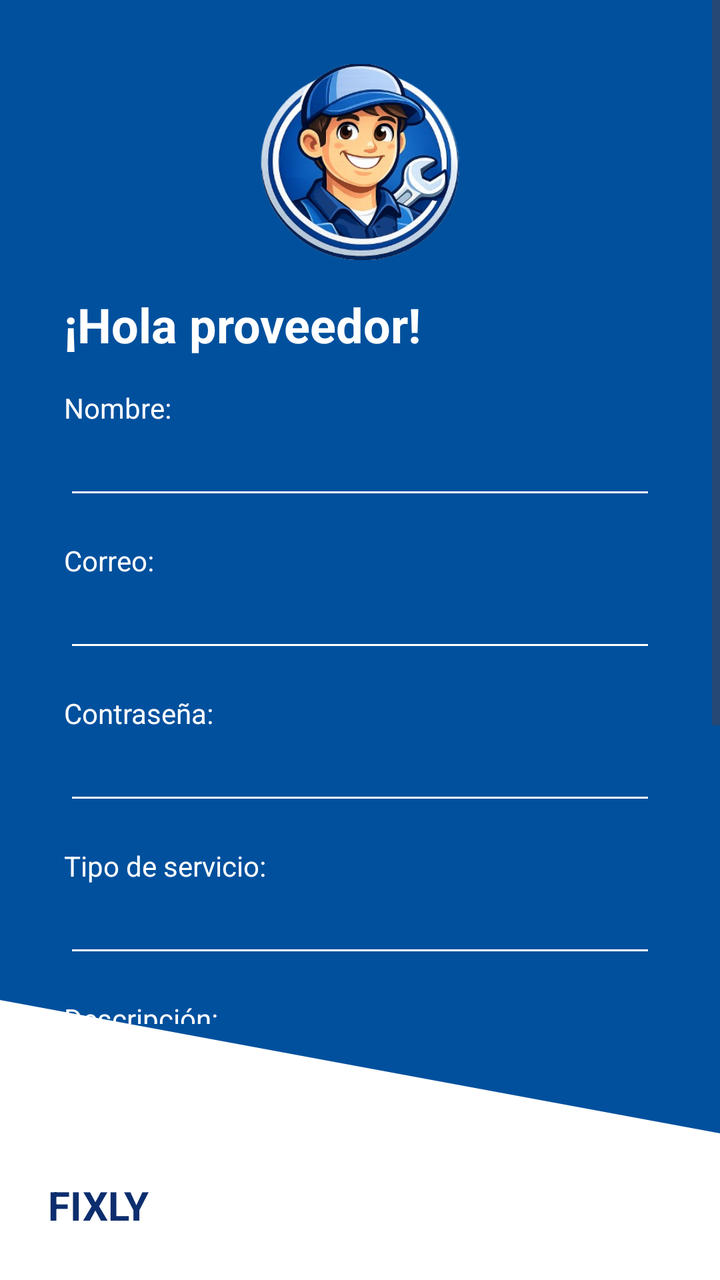
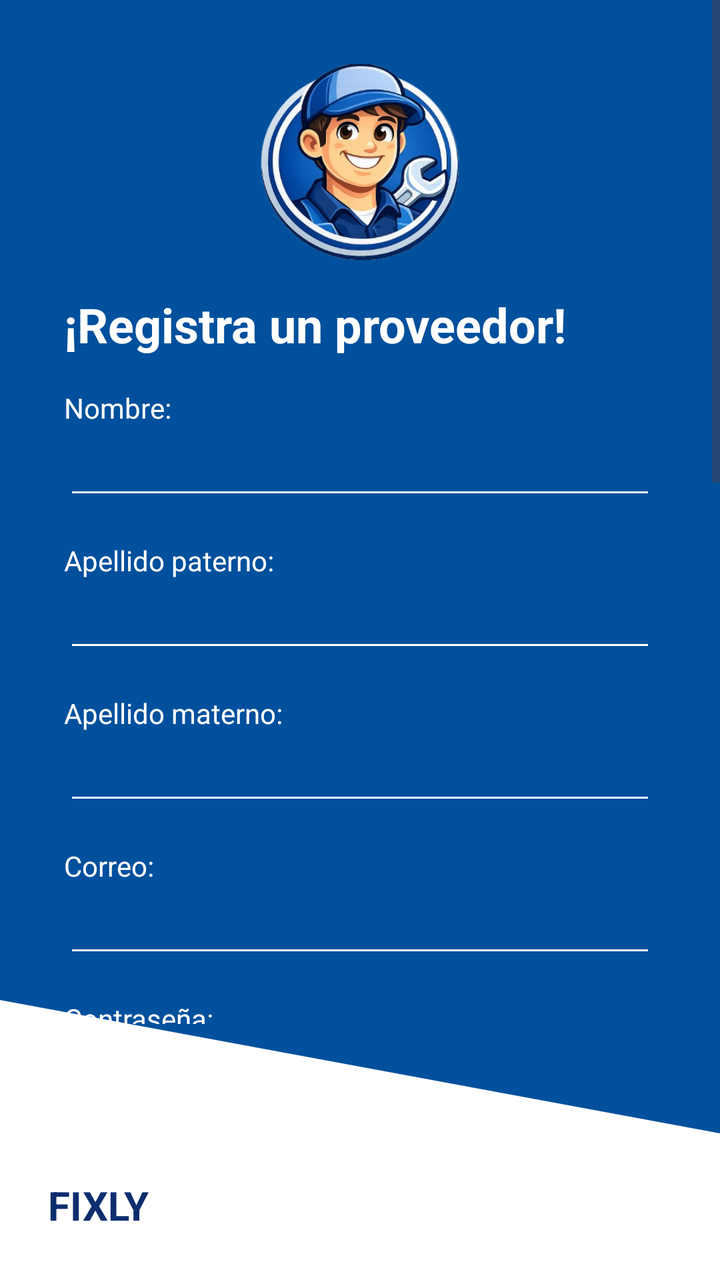

Before-and-after screenshots of an Android layout around one commit, followed by the original layout XML and the change that was made.
<!-- AndroidManifest.xml: application theme Theme.Fixly -->
<!-- res/layout/registro_proveedor.xml -->
<?xml version="1.0" encoding="utf-8"?>
<LinearLayout
    xmlns:android="http://schemas.android.com/apk/res/android"
    android:id="@+id/main"
    android:layout_width="match_parent"
    android:layout_height="match_parent"
    android:orientation="vertical"
    android:background="@drawable/bg_registro">

    <ScrollView
        android:id="@+id/top_container"
        android:layout_width="match_parent"
        android:layout_height="0dp"
        android:layout_weight="8"
        android:fillViewport="true">

        <LinearLayout
            android:layout_width="match_parent"
            android:layout_height="wrap_content"
            android:orientation="vertical"
            android:padding="32dp">

            <ImageView
                android:layout_width="100dp"
                android:layout_height="wrap_content"
                android:layout_gravity="center"
                android:adjustViewBounds="true"
                android:scaleType="fitCenter"
                android:src="@drawable/logo" />

            <TextView
                android:layout_width="wrap_content"
                android:layout_height="wrap_content"
                android:layout_marginTop="16dp"
                android:text="¡Hola proveedor!"
                android:textColor="@android:color/white"
                android:textSize="24sp"
                android:textStyle="bold" />

            <TextView
                android:layout_width="wrap_content"
                android:layout_height="wrap_content"
                android:layout_marginTop="16dp"
                android:text="Nombre:"
                android:textColor="@android:color/white" />

            <EditText
                android:id="@+id/edittext_regiistro_proveedor_nombre"
                android:layout_width="match_parent"
                android:layout_height="wrap_content"
                android:backgroundTint="@android:color/white"
                android:inputType="textPersonName"
                android:textColor="@android:color/white" />

            <TextView
                android:layout_width="wrap_content"
                android:layout_height="wrap_content"
                android:layout_marginTop="16dp"
                android:text="Correo:"
                android:textColor="@android:color/white" />

            <EditText
                android:id="@+id/edittext_regiistro_proveedor_correo"
                android:layout_width="match_parent"
                android:layout_height="wrap_content"
                android:backgroundTint="@android:color/white"
                android:inputType="textEmailAddress"
                android:textColor="@android:color/white" />

            <TextView
                android:layout_width="wrap_content"
                android:layout_height="wrap_content"
                android:layout_marginTop="16dp"
                android:text="Contraseña:"
                android:textColor="@android:color/white" />

            <EditText
                android:id="@+id/edittext_regiistro_proveedor_contraseña"
                android:layout_width="match_parent"
                android:layout_height="wrap_content"
                android:backgroundTint="@android:color/white"
                android:inputType="textPassword"
                android:textColor="@android:color/white" />

            <TextView
                android:layout_width="wrap_content"
                android:layout_height="wrap_content"
                android:layout_marginTop="16dp"
                android:text="Tipo de servicio:"
                android:textColor="@android:color/white" />

            <EditText
                android:id="@+id/edittext_regiistro_proveedor_tiposervicio"
                android:layout_width="match_parent"
                android:layout_height="wrap_content"
                android:backgroundTint="@android:color/white"
                android:inputType="text"
                android:textColor="@android:color/white" />

            <TextView
                android:layout_width="wrap_content"
                android:layout_height="wrap_content"
                android:layout_marginTop="16dp"
                android:text="Descripción:"
                android:textColor="@android:color/white" />

            <EditText
                android:id="@+id/edittext_regiistro_proveedor_descripcion"
                android:layout_width="match_parent"
                android:layout_height="100dp"
                android:backgroundTint="@android:color/white"
                android:gravity="top"
                android:inputType="textMultiLine"
                android:maxLines="4"
                android:textColor="@android:color/white" />

            <Button
                android:id="@+id/button_regiistro_proveedor_registrarme"
                android:layout_width="match_parent"
                android:layout_height="wrap_content"
                android:layout_marginTop="24dp"
                android:backgroundTint="@android:color/white"
                android:text="Registrarme"
                android:textColor="#0D2E6E" />

        </LinearLayout>

    </ScrollView>

    <LinearLayout
        android:id="@+id/bottom_container"
        android:layout_width="match_parent"
        android:layout_height="0dp"
        android:layout_weight="2"
        android:gravity="bottom"
        android:padding="24dp">

        <TextView
            android:layout_width="wrap_content"
            android:layout_height="wrap_content"
            android:text="FIXLY"
            android:textColor="#0D2E6E"
            android:textSize="20sp"
            android:textStyle="bold" />
    </LinearLayout>

</LinearLayout>
<!-- resources referenced by this layout -->
<resources>
  <!-- drawable bg_registro (drawable) -->
  <?xml version="1.0" encoding="utf-8"?>
  <layer-list xmlns:android="http://schemas.android.com/apk/res/android">
  
      <item>
          <shape android:shape="rectangle">
              <solid android:color="#00509d"/>
          </shape>
      </item>
  
  
      <item>
          <vector
              android:width="1080dp"
              android:height="1920dp"
              android:viewportWidth="1080"
              android:viewportHeight="1920">
  
              <path
                  android:fillColor="#FFFFFF"
                  android:pathData="M0,1500 L1080,1700 L1080,1920 L0,1920 Z"/>
          </vector>
      </item>
  
  </layer-list>
  <!-- drawable logo: png bitmap (drawable, 142083 bytes) -->
  <style name="Theme.Fixly" parent="Base.Theme.Fixly" />
  <style name="Base.Theme.Fixly" parent="Theme.Material3.DayNight.NoActionBar">
          
          
      </style>
</resources>

<!-- the commit's change to res/layout/registro_proveedor.xml (unified diff, before → after) -->
@@ -7,6 +7,7 @@
     android:orientation="vertical"
     android:background="@drawable/bg_registro">
 
+
     <ScrollView
         android:id="@+id/top_container"
         android:layout_width="match_parent"
@@ -32,33 +33,63 @@
                 android:layout_width="wrap_content"
                 android:layout_height="wrap_content"
                 android:layout_marginTop="16dp"
-                android:text="¡Hola proveedor!"
+                android:text="¡Registra un proveedor!"
                 android:textColor="@android:color/white"
                 android:textSize="24sp"
                 android:textStyle="bold" />
 
+            
             <TextView
                 android:layout_width="wrap_content"
                 android:layout_height="wrap_content"
                 android:layout_marginTop="16dp"
                 android:text="Nombre:"
                 android:textColor="@android:color/white" />
-
-            <EditText
-                android:id="@+id/edittext_regiistro_proveedor_nombre"
+            <EditText
+                android:id="@+id/edit_nombre_registro_proveedor"
                 android:layout_width="match_parent"
                 android:layout_height="wrap_content"
                 android:backgroundTint="@android:color/white"
                 android:inputType="textPersonName"
                 android:textColor="@android:color/white" />
 
+            
+            <TextView
+                android:layout_width="wrap_content"
+                android:layout_height="wrap_content"
+                android:layout_marginTop="16dp"
+                android:text="Apellido paterno:"
+                android:textColor="@android:color/white" />
+            <EditText
+                android:id="@+id/edit_apellido_p_registro_proveedor"
+                android:layout_width="match_parent"
+                android:layout_height="wrap_content"
+                android:backgroundTint="@android:color/white"
+                android:inputType="textPersonName"
+                android:textColor="@android:color/white" />
+
+            
+            <TextView
+                android:layout_width="wrap_content"
+                android:layout_height="wrap_content"
+                android:layout_marginTop="16dp"
+                android:text="Apellido materno:"
+                android:textColor="@android:color/white" />
+            <EditText
+                android:id="@+id/edit_apellido_m_registro_proveedor"
+                android:layout_width="match_parent"
+                android:layout_height="wrap_content"
+                android:backgroundTint="@android:color/white"
+                android:inputType="textPersonName"
+                android:textColor="@android:color/white" />
+
+            
             <TextView
                 android:layout_width="wrap_content"
                 android:layout_height="wrap_content"
                 android:layout_marginTop="16dp"
                 android:text="Correo:"
                 android:textColor="@android:color/white" />
-
             <EditText
                 android:id="@+id/edittext_regiistro_proveedor_correo"
                 android:layout_width="match_parent"
@@ -67,13 +98,13 @@
                 android:inputType="textEmailAddress"
                 android:textColor="@android:color/white" />
 
+            
             <TextView
                 android:layout_width="wrap_content"
                 android:layout_height="wrap_content"
                 android:layout_marginTop="16dp"
                 android:text="Contraseña:"
                 android:textColor="@android:color/white" />
-
             <EditText
                 android:id="@+id/edittext_regiistro_proveedor_contraseña"
                 android:layout_width="match_parent"
@@ -82,28 +113,43 @@
                 android:inputType="textPassword"
                 android:textColor="@android:color/white" />
 
-            <TextView
-                android:layout_width="wrap_content"
-                android:layout_height="wrap_content"
-                android:layout_marginTop="16dp"
-                android:text="Tipo de servicio:"
-                android:textColor="@android:color/white" />
-
-            <EditText
-                android:id="@+id/edittext_regiistro_proveedor_tiposervicio"
-                android:layout_width="match_parent"
-                android:layout_height="wrap_content"
-                android:backgroundTint="@android:color/white"
-                android:inputType="text"
-                android:textColor="@android:color/white" />
-
+            
+            <TextView
+                android:layout_width="wrap_content"
+                android:layout_height="wrap_content"
+                android:layout_marginTop="16dp"
+                android:text="Repite la contraseña:"
+                android:textColor="@android:color/white" />
+            <EditText
+                android:id="@+id/edittext_regiistro_proveedor_repite_contraseña"
+                android:layout_width="match_parent"
+                android:layout_height="wrap_content"
+                android:backgroundTint="@android:color/white"
+                android:inputType="textPassword"
+                android:textColor="@android:color/white" />
+
+            
+            <TextView
+                android:layout_width="wrap_content"
+                android:layout_height="wrap_content"
+                android:layout_marginTop="16dp"
+                android:text="Teléfono:"
+                android:textColor="@android:color/white" />
+            <EditText
+                android:id="@+id/edittext_regiistro_proveedor_telefono"
+                android:layout_width="match_parent"
+                android:layout_height="wrap_content"
+                android:backgroundTint="@android:color/white"
+                android:inputType="phone"
+                android:textColor="@android:color/white" />
+
+            
             <TextView
                 android:layout_width="wrap_content"
                 android:layout_height="wrap_content"
                 android:layout_marginTop="16dp"
                 android:text="Descripción:"
                 android:textColor="@android:color/white" />
-
             <EditText
                 android:id="@+id/edittext_regiistro_proveedor_descripcion"
                 android:layout_width="match_parent"
@@ -114,6 +160,38 @@
                 android:maxLines="4"
                 android:textColor="@android:color/white" />
 
+            
+            <TextView
+                android:layout_width="wrap_content"
+                android:layout_height="wrap_content"
+                android:layout_marginTop="16dp"
+                android:text="Categoría:"
+                android:textColor="@android:color/white"
+                android:textStyle="bold" />
+            <Spinner
+                android:id="@+id/spinner_registro_proveedor_categoria"
+                android:layout_width="match_parent"
+                android:layout_height="48dp"
+                android:layout_marginTop="8dp"
+                android:backgroundTint="@android:color/white" />
+
+            
+            <TextView
+                android:layout_width="wrap_content"
+                android:layout_height="wrap_content"
+                android:layout_marginTop="16dp"
+                android:text="Servicios:"
+                android:textColor="@android:color/white"
+                android:textStyle="bold" />
+            <LinearLayout
+                android:id="@+id/container_servicios_checkboxes"
+                android:layout_width="match_parent"
+                android:layout_height="wrap_content"
+                android:orientation="vertical"
+                android:layout_marginTop="8dp">
+                
+            </LinearLayout>
+
             <Button
                 android:id="@+id/button_regiistro_proveedor_registrarme"
                 android:layout_width="match_parent"
@@ -124,7 +202,6 @@
                 android:textColor="#0D2E6E" />
 
         </LinearLayout>
-
     </ScrollView>
 
     <LinearLayout
